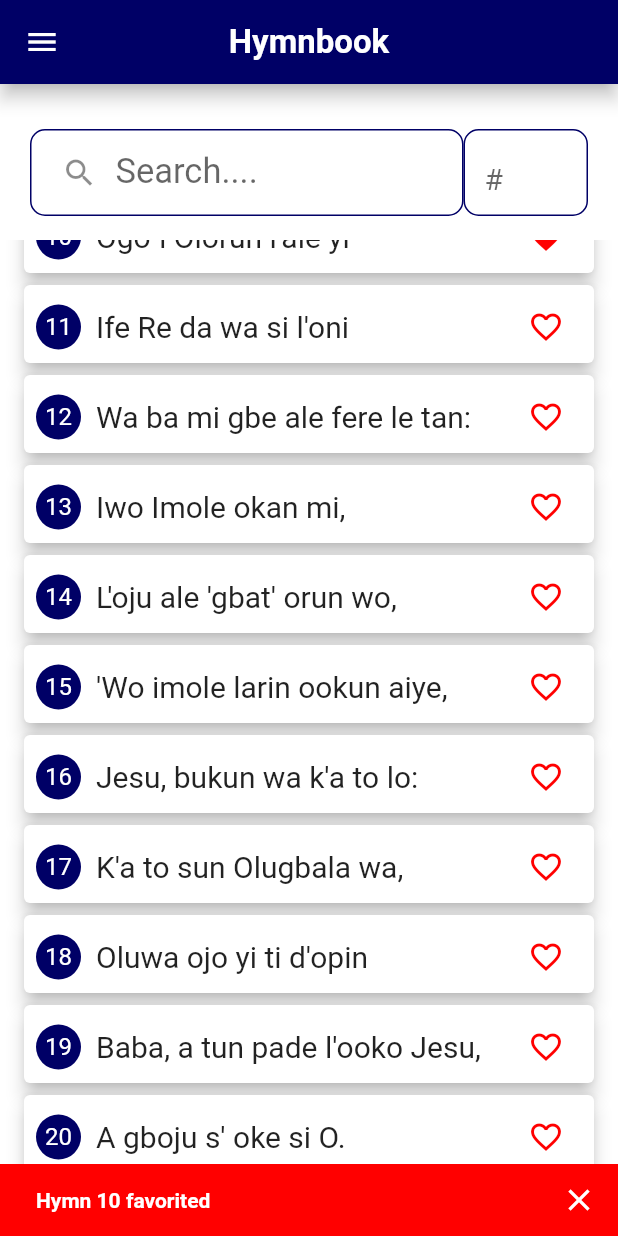
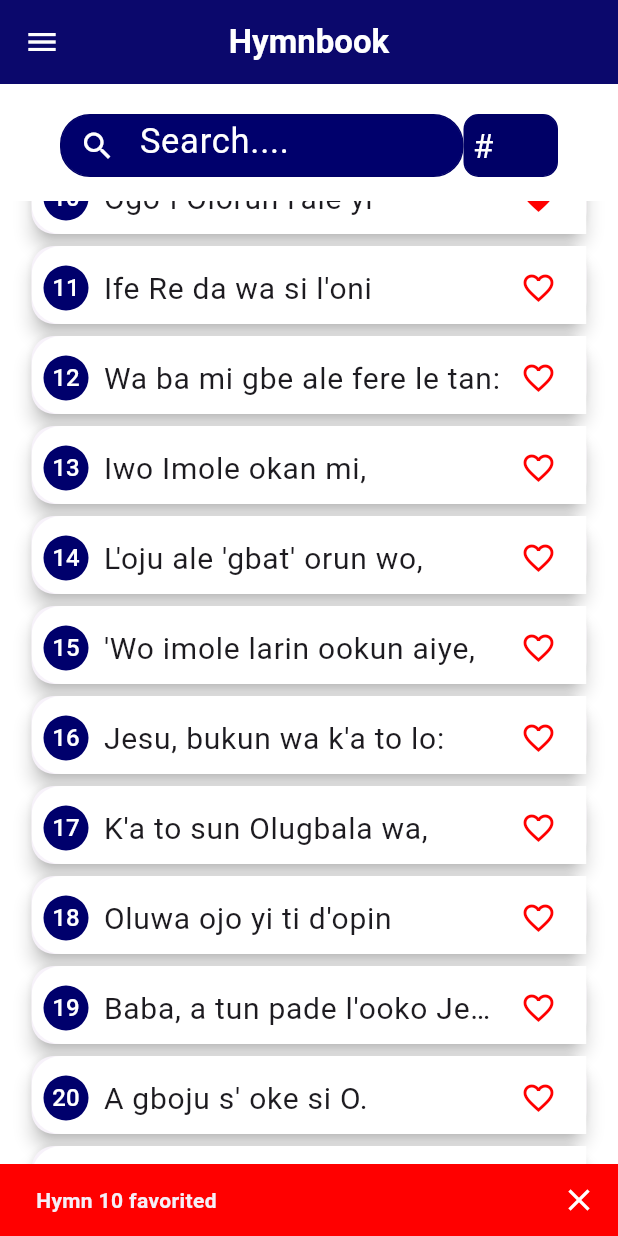
Before and after one commit to Jlvck/gac_hymnal_app, a Flutter app: the screen it shows after launch, scrolled down 576 dp, after a tap on the "favorite outline" icon, on a phone screen of 412 x 824 dp. Run offline on Flutter 3.47's test engine with Material 2 defaults, Android fonts, the phone set to English and light mode, and no system bars; our stand-ins replace animated_splash_screen, community_material_icon, page_transition, shared_preferences.

Commit message:
preparing the hymn for version two

```diff
--- a/lib/main.dart
+++ b/lib/main.dart
@@ -44,9 +44,14 @@ class MyApp extends StatelessWidget {
         home: const MyHomePage(),
         title: 'GAC Hymnal(Adigbe Branch)',
         theme: ThemeData(
-          useMaterial3: false,
+          cardTheme: CardTheme(
+              shape: RoundedRectangleBorder(
+                  borderRadius: BorderRadius.circular(15))),
+          useMaterial3: true,
           scaffoldBackgroundColor: Colors.white,
+          dividerTheme: const DividerThemeData(color: Colors.transparent),
           appBarTheme: AppBarTheme(
+              iconTheme: const IconThemeData(color: Colors.white),
               elevation: 5,
               scrolledUnderElevation: 10,
               backgroundColor: mycolor,
@@ -57,6 +62,7 @@ class MyApp extends StatelessWidget {
               )),
           primarySwatch: mycolor,
           secondaryHeaderColor: const Color.fromARGB(255, 255, 0, 0),
+          primaryColor: mycolor,
         ),
         routes: {
           HymnBookScreen.routeName: (ctx) => const HymnBookScreen(),
--- a/lib/screens/hymn_book_screen.dart
+++ b/lib/screens/hymn_book_screen.dart
@@ -115,20 +115,25 @@ class _HymnBookScreenState extends State<HymnBookScreen> {
         ConstrainedBox(
           constraints: BoxConstraints(maxWidth: mediaQuery.size.width * 3 / 4),
           child: Container(
-            margin: const EdgeInsets.only(left: 20, top: 10),
-            padding: const EdgeInsets.all(8),
+            margin: const EdgeInsets.only(
+              left: 40,
+            ),
+            padding: EdgeInsets.zero,
             decoration: BoxDecoration(
-                borderRadius: BorderRadius.circular(10),
-                border: Border.all(color: Theme.of(context).primaryColor)),
+              borderRadius: BorderRadius.circular(20),
+              border: Border.all(color: Theme.of(context).primaryColor),
+              color: Theme.of(context).primaryColorLight,
+            ),
             child: SizedBox(
               height: 40,
               child: TextField(
+                cursorColor: Colors.white,
                 textAlignVertical: TextAlignVertical.center,
                 textAlign: TextAlign.left,
                 strutStyle: const StrutStyle(
                   forceStrutHeight: true,
                 ),
-                style: const TextStyle(fontSize: 23),
+                style: const TextStyle(fontSize: 23, color: Colors.white),
                 onTapOutside: (event) =>
                     FocusManager.instance.primaryFocus?.unfocus(),
                 onTap: () => onTapTitle(),
@@ -136,19 +141,27 @@ class _HymnBookScreenState extends State<HymnBookScreen> {
                 onChanged: (value) => onChangedTitle(value),
                 keyboardType: TextInputType.text,
                 autocorrect: false,
+                enableSuggestions: false,
                 decoration: InputDecoration(
+                  errorBorder: InputBorder.none,
+                  focusedErrorBorder: InputBorder.none,
                   contentPadding: const EdgeInsets.all(5),
+                  hintStyle: const TextStyle(color: Colors.white),
                   hintText: 'Search....',
                   hintMaxLines: 1,
                   hintTextDirection: TextDirection.ltr,
-                  prefixIcon: const Icon(Icons.search),
+                  prefixIcon: const Icon(
+                    Icons.search,
+                    color: Colors.white,
+                  ),
                   suffix: IconButton(
-                    padding: EdgeInsets.zero,
+                    padding: const EdgeInsets.only(top: 10),
                     alignment: Alignment.center,
                     color: Theme.of(context).primaryColor,
                     icon: const Icon(
                       Icons.cancel,
-                      size: 25,
+                      size: 22,
+                      color: Colors.white,
                     ),
                     tooltip: "clear input",
                     onPressed: () {
@@ -167,15 +180,16 @@ class _HymnBookScreenState extends State<HymnBookScreen> {
         ConstrainedBox(
           constraints: BoxConstraints(maxWidth: mediaQuery.size.width * 1 / 4),
           child: Container(
-            margin: const EdgeInsets.only(right: 20, top: 10),
-            padding: const EdgeInsets.all(8),
+            margin: const EdgeInsets.only(right: 40),
             decoration: BoxDecoration(
+                color: Theme.of(context).primaryColor,
                 borderRadius: BorderRadius.circular(10),
                 border: Border.all(color: Theme.of(context).primaryColor)),
             child: SizedBox(
               height: 40,
               child: TextField(
-                style: const TextStyle(fontSize: 20),
+                cursorColor: Colors.white,
+                style: const TextStyle(fontSize: 20, color: Colors.white),
                 onTapOutside: (event) =>
                     FocusManager.instance.primaryFocus?.unfocus(),
                 onTap: () => onTapNumber(),
@@ -189,6 +203,7 @@ class _HymnBookScreenState extends State<HymnBookScreen> {
                 decoration: const InputDecoration(
                     contentPadding: EdgeInsets.all(5),
                     hintText: '#',
+                    hintStyle: TextStyle(color: Colors.white, fontSize: 22),
                     border: InputBorder.none),
               ),
             ),
--- a/lib/widgets/drawer.dart
+++ b/lib/widgets/drawer.dart
@@ -17,9 +17,10 @@ class MainDrawer extends StatelessWidget {
   @override
   Widget build(BuildContext context) {
     final width = MediaQuery.of(context).size.width;
+    final top_padding = MediaQuery.of(context).padding.top;
     return Drawer(
       width: 3 / 4 * width,
-      backgroundColor: Theme.of(context).primaryColorLight,
+      backgroundColor: Theme.of(context).primaryColor,
       child: Column(children: [
         Expanded(
             child: Scrollbar(
@@ -34,10 +35,10 @@ class MainDrawer extends StatelessWidget {
               controller: _scroll,
               padding: EdgeInsets.zero,
               children: [
-                const DrawerHeader(
-                  margin: EdgeInsets.zero,
+                DrawerHeader(
+                  margin: EdgeInsets.only(top: top_padding),
                   padding: EdgeInsets.zero,
-                  decoration: BoxDecoration(
+                  decoration: const BoxDecoration(
                     color: Colors.white,
                     image: DecorationImage(
                       image: AssetImage('images/church_image_drawer.png'),
@@ -45,7 +46,7 @@ class MainDrawer extends StatelessWidget {
                       alignment: Alignment.centerLeft,
                     ),
                   ),
-                  child: Align(),
+                  child: const Align(),
                 ),
                 drawerListTile('Hymnbook', Icons.music_note,
                     HymnBookScreen.routeName, NavigationItem.hymnbook, context),
@@ -120,6 +121,7 @@ class MainDrawer extends StatelessWidget {
     final colorTheme = Theme.of(ctx).secondaryHeaderColor;
 
     return ListTile(
+      tileColor: Theme.of(ctx).primaryColor,
       selected: isSelected,
       selectedColor: colorTheme,
       enabled: true,
@@ -149,13 +151,14 @@ class MainDrawer extends StatelessWidget {
   }
 
   ListTile drawerFollowWidget(
-    BuildContext context,
+    BuildContext ctx,
     String socialTitle,
     String displayText,
     IconData socialIcon,
     Uri linkText,
   ) {
     return ListTile(
+      tileColor: Theme.of(ctx).primaryColor,
       iconColor: Colors.white,
       hoverColor: Colors.black54,
       splashColor: Colors.black54,
@@ -172,8 +175,8 @@ class MainDrawer extends StatelessWidget {
       },
       onLongPress: () {
         Clipboard.setData(ClipboardData(text: linkText.toString())).then((_) {
-          Navigator.of(context).pop();
-          ScaffoldMessenger.of(context).showSnackBar(const SnackBar(
+          Navigator.of(ctx).pop();
+          ScaffoldMessenger.of(ctx).showSnackBar(const SnackBar(
               content: Text(
             'Link copied to your clipboard',
             style: TextStyle(fontWeight: FontWeight.bold),
@@ -188,7 +191,7 @@ class MainDrawer extends StatelessWidget {
         displayText,
         overflow: TextOverflow.ellipsis,
         maxLines: 1,
-        style: TextStyle(color: Theme.of(context).secondaryHeaderColor),
+        style: TextStyle(color: Theme.of(ctx).secondaryHeaderColor),
       ),
     );
   }
--- a/lib/widgets/hymn_list_view.dart
+++ b/lib/widgets/hymn_list_view.dart
@@ -40,18 +40,24 @@ class HymnListView extends StatelessWidget {
                     Provider.of<HymnBookProvider>(context, listen: false)
                         .notify());
           },
-          child: ChangeNotifierProvider.value(
-            value: hymnList[index],
           child: Container(
-              margin: const EdgeInsets.only(left: 10, right: 10),
+            margin: const EdgeInsets.only(left: 15, right: 15),
             height: 60,
             child: Card(
               elevation: 5,
               child: ListTile(
+                shape: const RoundedRectangleBorder(
+                    borderRadius: BorderRadius.only(
+                  topLeft: Radius.circular(20),
+                  bottomLeft: Radius.circular(20),
+                )),
                 contentPadding: const EdgeInsets.symmetric(horizontal: 8),
                 minLeadingWidth: 40,
                 horizontalTitleGap: 0,
+                tileColor: Colors.white,
                 leading: CircleAvatar(
+                  backgroundColor: Theme.of(context).primaryColorLight,
+                  foregroundColor: Colors.white,
                   radius: 15,
                   child: FittedBox(
                     child: Text(
@@ -68,7 +74,9 @@ class HymnListView extends StatelessWidget {
                   softWrap: false,
                   overflow: TextOverflow.ellipsis,
                 ),
-                  trailing: Consumer<Hymn>(
+                trailing: ChangeNotifierProvider.value(
+                  value: hymnList[index],
+                  child: Consumer<Hymn>(
                     builder: (ctxx, hymnIcon, _) => IconButton(
                       padding: const EdgeInsets.only(left: 0),
                       icon: Icon(
```
Lines whose indentation alone changed are shown as unchanged.
